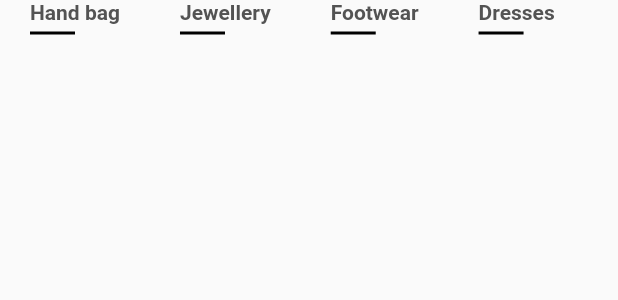
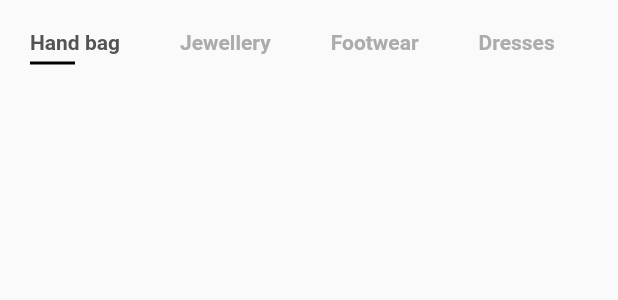
Before and after one commit to MekhrojDoliev/Online_shop_app, a Flutter app: the Categories widget shown alone on an empty page, opened directly, on a phone screen of 412 x 824 dp. Shown: the top 300 px of the screen. Run offline on Flutter 3.47's test engine with Material 2 defaults, Android fonts, the phone set to English and light mode, and no system bars; our stand-ins replace flutter_svg.

```diff
--- /dev/null
+++ b/lib/screens/home/components/categorries.dart
@@ -0,0 +1,61 @@
+import 'package:flutter/material.dart';
+import 'package:shop_app/constants.dart';
+
+
+//We need stateful widget for our categories
+
+class Categories extends StatefulWidget {
+  @override
+  _CategoriesState createState() => _CategoriesState();
+}
+
+class _CategoriesState extends State<Categories> {
+  List<String> categories = ["Hand bag", "Jewellery", "Footwear", "Dresses"];
+  //By default our first item will be selected
+  int selectedIndex = 0;
+  @override
+  Widget build(BuildContext context) {
+    return Padding(
+      padding: const EdgeInsets.symmetric(vertical: kDefaultPadding),
+      child: SizedBox(
+        height: 25,
+        child: ListView.builder(
+          scrollDirection: Axis.horizontal,
+          itemCount: categories.length,
+          itemBuilder: (context, index) => buildCategory(index),
+        ),
+      ),
+    );
+  }
+
+  Widget buildCategory(int index) {
+    return GestureDetector(
+      onTap: () {
+        setState(() {
+          selectedIndex = index;
+        });//onTap function helps to move sign between categories
+      },
+      child: Padding(
+        padding: const EdgeInsets.symmetric(horizontal: kDefaultPadding),
+        child: Column(
+          crossAxisAlignment: CrossAxisAlignment.start,
+          children: <Widget>[
+            Text(
+              categories[index],
+              style: TextStyle(
+                fontWeight: FontWeight.bold,
+                color: selectedIndex == index ? kTextColor : kTextLightColor,
+              ),
+            ),
+            Container(
+              margin: EdgeInsets.only(top: kDefaultPadding / 4), //top padding 5
+              height: 2,
+              width: 30,
+              color: selectedIndex == index ? Colors.black : Colors.transparent,
+            ),
+          ],
+        ),
+      ),
+    );
+  }
+}
```
Also changed, not shown: lib/screens/home/components/body.dart (+44 -39 lines).
